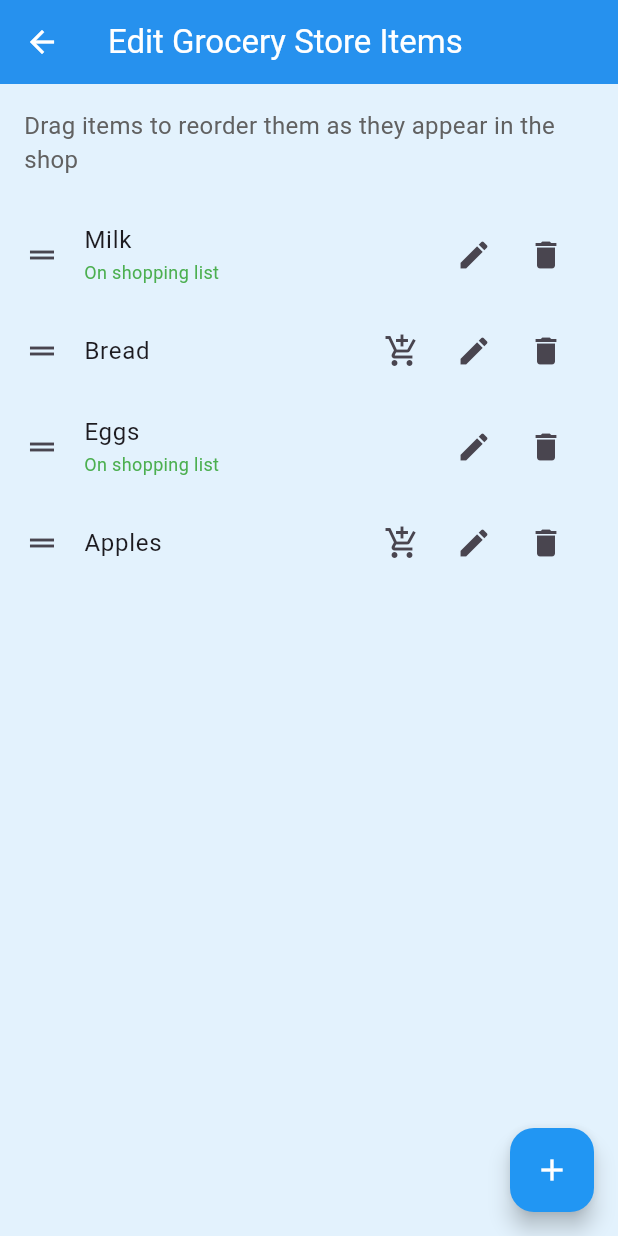
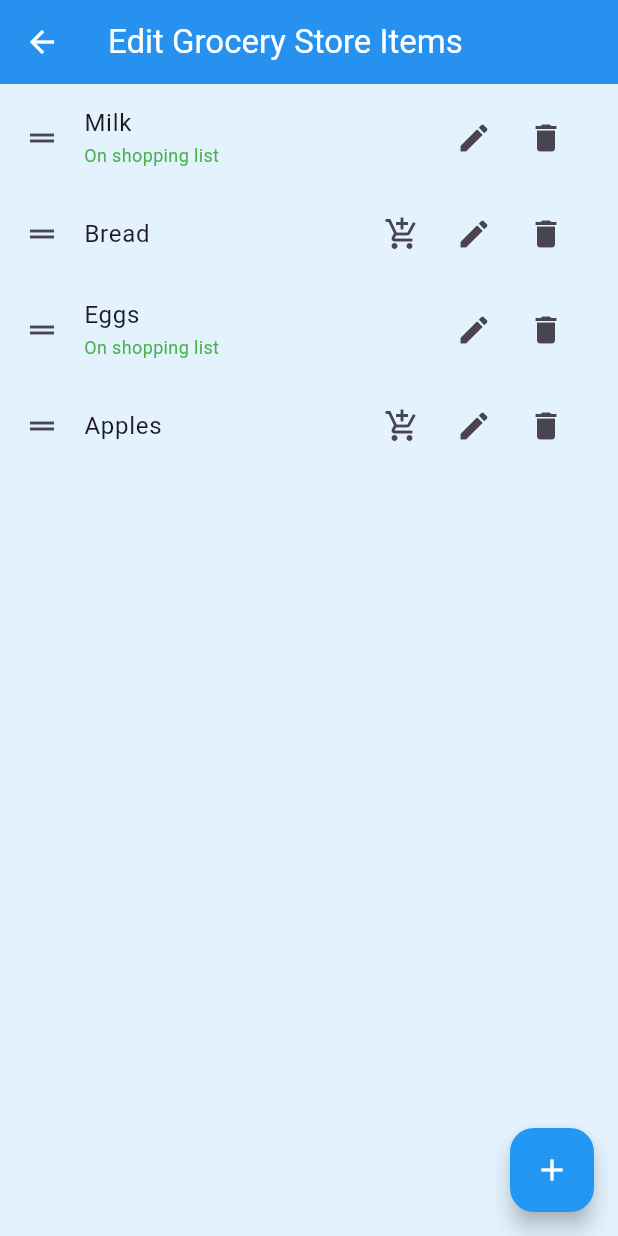
Before and after one commit to domob1812/shopt2, a Flutter app: the screen it shows after launch, after a tap on the "edit" icon, on a phone screen of 412 x 824 dp. Run offline on Flutter 3.47's test engine with Material 3 defaults, Android fonts, the phone set to English and light mode, and no system bars; our stand-ins replace shared_preferences.

Commit message:
Streamline drag-and-drop UX.
Make the items drag-able by the entire rows, streamline the UI.

```diff
--- a/lib/screens/items_edit_screen.dart
+++ b/lib/screens/items_edit_screen.dart
@@ -39,16 +39,6 @@ class _ItemsEditScreenState extends State<ItemsEditScreen> {
           ),
           body: Column(
             children: [
-              Padding(
-                padding: const EdgeInsets.all(16.0),
-                child: Text(
-                  'Drag items to reorder them as they appear in the shop',
-                  style: TextStyle(
-                    fontSize: 16,
-                    color: Colors.grey[700],
-                  ),
-                ),
-              ),
               Expanded(
                 child: items.isEmpty
                     ? const Center(child: Text('No items in this shop yet'))
@@ -73,16 +63,15 @@ class _ItemsEditScreenState extends State<ItemsEditScreen> {
                           // Check if this item is on the shopping list
                           final bool isOnShoppingList = storage.isItemOnShoppingList(item.id);
 
-                          return ListTile(
+                          return ReorderableDragStartListener(
                             key: ValueKey(item.id),
-                            leading: MouseRegion(
-                              cursor: SystemMouseCursors.click,
-                              child: ReorderableDragStartListener(
                             index: index,
-                                child: const Icon(Icons.drag_handle),
+                            child: ListTile(
+                              leading: const Icon(Icons.drag_handle),
+                              title: MouseRegion(
+                                cursor: SystemMouseCursors.grab,
+                                child: Text(item.name),
                               ),
-                            ),
-                            title: Text(item.name),
                               subtitle: isOnShoppingList
                                 ? const Text('On shopping list', style: TextStyle(fontSize: 12, color: Colors.green))
                                 : null,
@@ -117,6 +106,7 @@ class _ItemsEditScreenState extends State<ItemsEditScreen> {
                                     },
                                   ),
                                 ],
+                              ),
                             ),
                           );
                         },
--- a/lib/screens/shopping_list_screen.dart
+++ b/lib/screens/shopping_list_screen.dart
@@ -155,7 +155,12 @@ class ShoppingListScreen extends StatelessWidget {
           Provider.of<StorageService>(context, listen: false).toggleItemCheck(item.id);
         },
       ),
-      title: Row(
+      title: InkWell(
+        onTap: () {
+          // Toggle checkbox when tapping on item name
+          Provider.of<StorageService>(context, listen: false).toggleItemCheck(item.id);
+        },
+        child: Row(
           children: [
             Expanded(
               child: Text(
@@ -191,6 +196,7 @@ class ShoppingListScreen extends StatelessWidget {
                 splashRadius: 24.0,
               ),
           ],
+        ),
       ),
       // No subtitle needed for ad-hoc items anymore
       subtitle: null,
```
Also changed, not shown: lib/screens/shop_edit_screen.dart (+9 -19 lines). Lines whose indentation alone changed are shown as unchanged.
